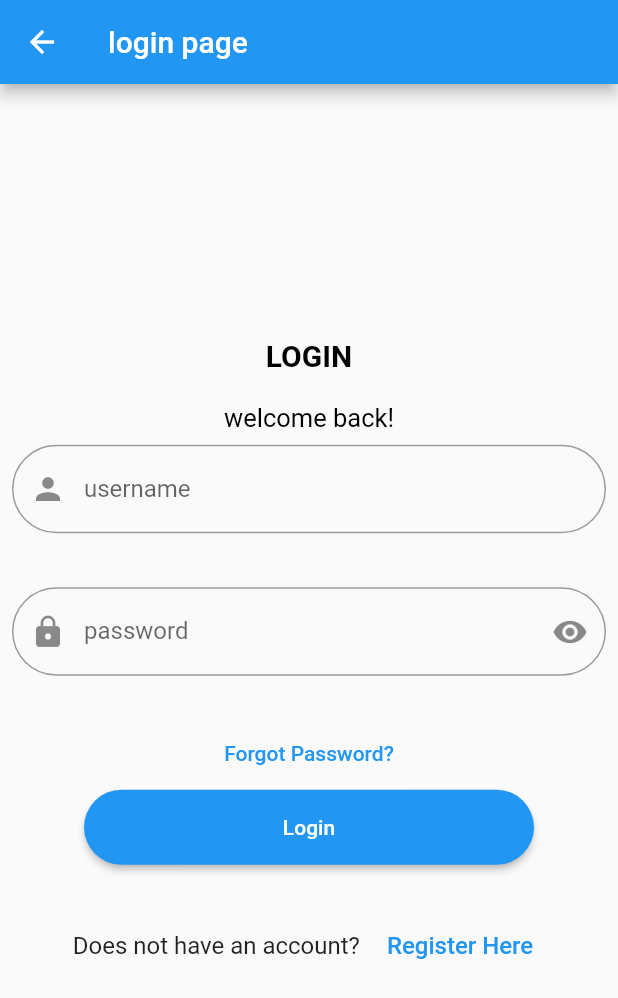
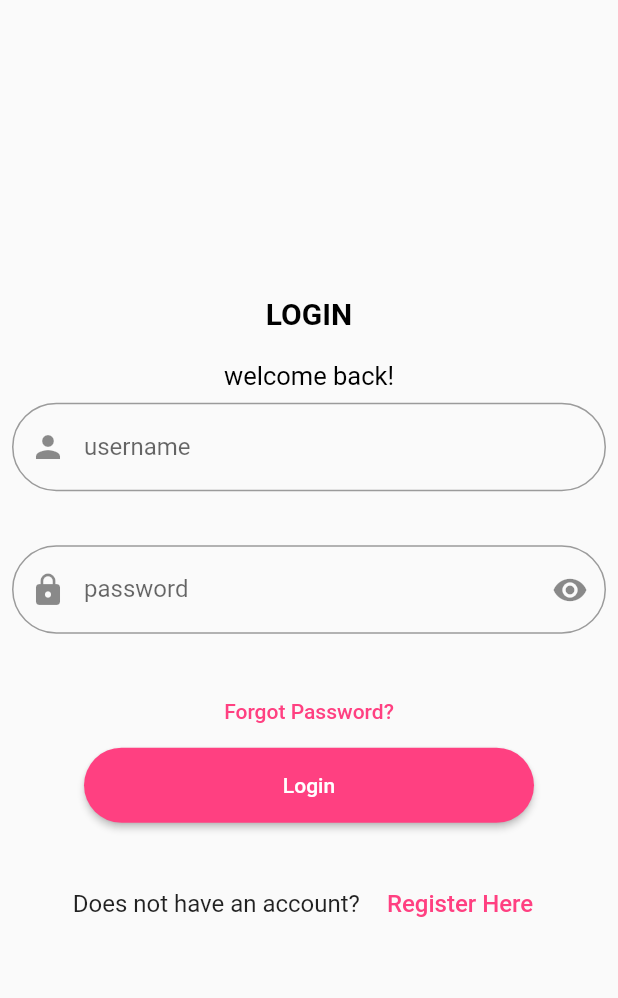
Before and after one commit to lubnawahid/industrialvisit, a Flutter app: the screen it shows after launch, after a tap on "Login", on a phone screen of 412 x 824 dp. Shown: the top 998 px of the screen. Run offline on Flutter 3.47's test engine with Material 2 defaults, Android fonts, the light colour scheme and no system bars.

Commit message:
industrial visit

```diff
--- a/lib/login.dart
+++ b/lib/login.dart
@@ -23,11 +23,6 @@ class _loginState extends State<login> {
     Widget build(BuildContext context) {
     return Scaffold(
 
-    appBar:AppBar(
-    title: Text("login page"),
-
-
-    ),
     body:Column(
     mainAxisAlignment:MainAxisAlignment.center,
     children: [
@@ -79,7 +74,7 @@ class _loginState extends State<login> {
       Navigator.push(
           context, MaterialPageRoute(builder: (context) => fpassword()));
     },
-        child:Text("Forgot Password?",style: TextStyle(fontSize: 14),),
+        child:Text("Forgot Password?",style: TextStyle(color:Colors.pinkAccent,fontSize: 14),),
 
 
     ),
@@ -97,7 +92,7 @@ class _loginState extends State<login> {
         print("error");
       }
     },
-    style:ElevatedButton.styleFrom(shape: RoundedRectangleBorder(borderRadius: BorderRadius.circular(50.0)),primary: Colors.blue,fixedSize: Size(300, 50)),
+    style:ElevatedButton.styleFrom(shape: RoundedRectangleBorder(borderRadius: BorderRadius.circular(50.0)),primary: Colors.pinkAccent,fixedSize: Size(300, 50)),
 
     ),
     SizedBox(height: 30.0,),
@@ -108,7 +103,7 @@ class _loginState extends State<login> {
     TextButton(onPressed: (){
     Navigator.push(context, MaterialPageRoute(builder: (context)=>registration()));
     },
-    child: const Text('Register Here',style: TextStyle(fontSize: 16),),
+    child: const Text('Register Here',style: TextStyle(color:Colors.pinkAccent,fontSize: 16),),
     ),
 
     ],
```
